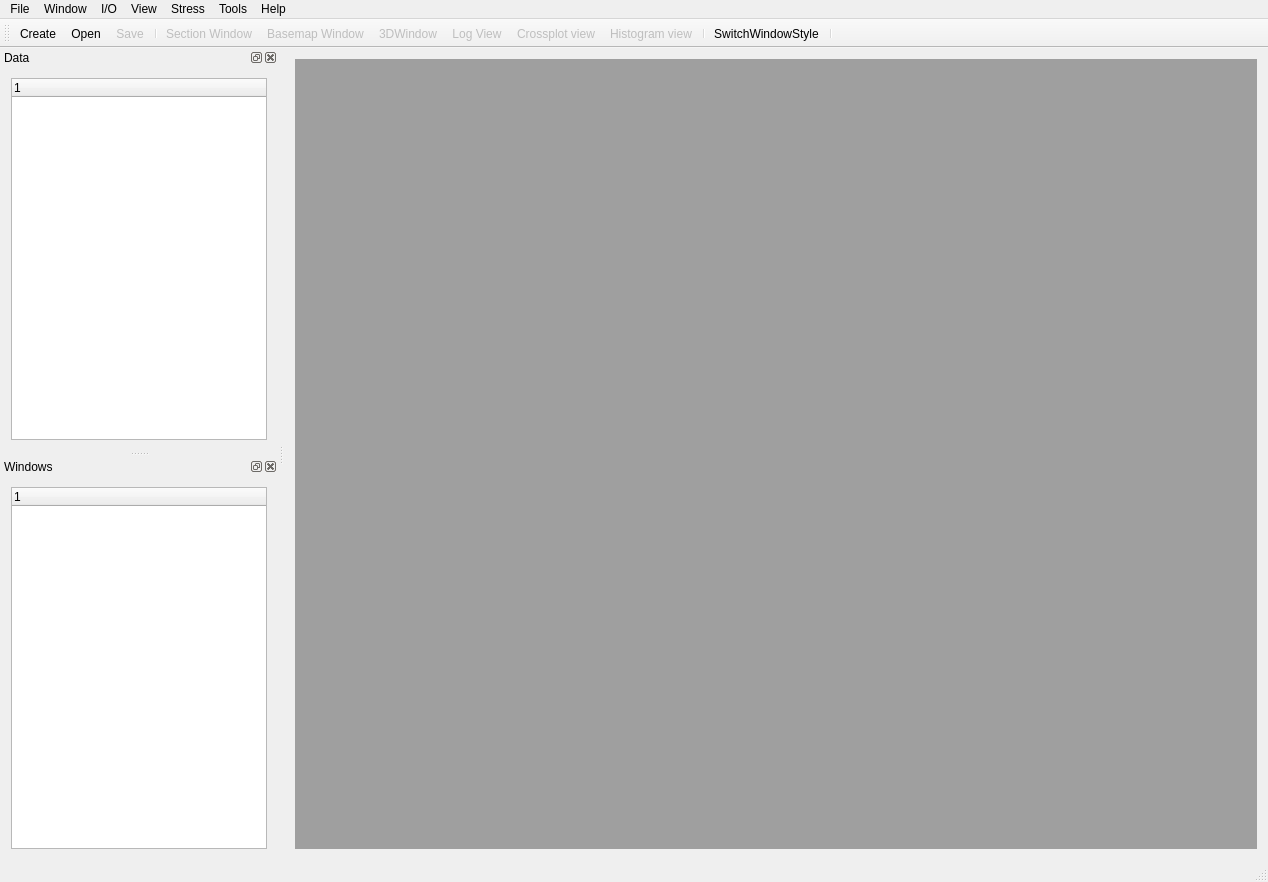
The window that XStudio/mainwindow.ui (xiong2/WellStudio) describes before a commit, drawn with Qt 5.
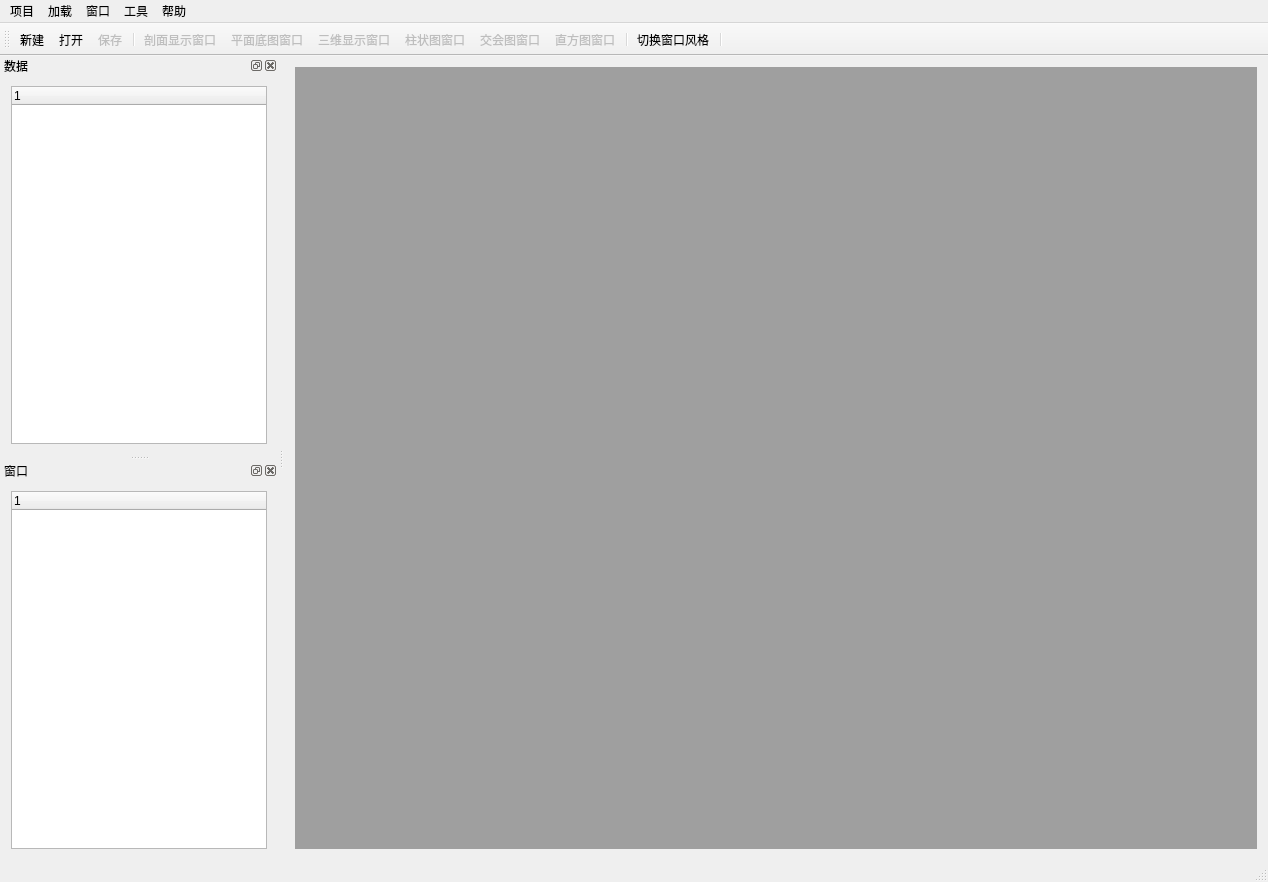
The same window after the commit. Icons and pictures are not drawn. Custom widgets are drawn as their Qt base class.

Diff of the .ui file:
```diff
--- a/XStudio/mainwindow.ui
+++ b/XStudio/mainwindow.ui
@@ -26,7 +26,7 @@
      <x>0</x>
      <y>0</y>
      <width>1268</width>
-     <height>21</height>
+     <height>23</height>
     </rect>
    </property>
    <property name="sizePolicy">
@@ -37,7 +37,7 @@
    </property>
    <widget class="QMenu" name="menuFile">
     <property name="title">
-     <string>File</string>
+     <string>项目</string>
     </property>
     <addaction name="actionNew_Project"/>
     <addaction name="actionOpen_Project"/>
@@ -48,7 +48,7 @@
    </widget>
    <widget class="QMenu" name="menuWindow">
     <property name="title">
-     <string>View</string>
+     <string>窗口</string>
     </property>
     <addaction name="actionLog_View"/>
     <addaction name="actionCrossplot_view"/>
@@ -59,7 +59,7 @@
    </widget>
    <widget class="QMenu" name="menuImport">
     <property name="title">
-     <string>I/O</string>
+     <string>加载</string>
     </property>
     <widget class="QMenu" name="menu">
      <property name="title">
@@ -102,7 +102,7 @@
    </widget>
    <widget class="QMenu" name="menuTools">
     <property name="title">
-     <string>Tools</string>
+     <string>工具</string>
     </property>
     <addaction name="actionTheoreticalWavelet"/>
     <addaction name="actionTemplates"/>
@@ -110,35 +110,14 @@
    </widget>
    <widget class="QMenu" name="menuHelp">
     <property name="title">
-     <string>Help</string>
+     <string>帮助</string>
     </property>
     <addaction name="actionHelp"/>
     <addaction name="actionFAQ"/>
    </widget>
-   <widget class="QMenu" name="menuView">
-    <property name="title">
-     <string>Window</string>
-    </property>
-   </widget>
-   <widget class="QMenu" name="menuStress">
-    <property name="title">
-     <string>Stress</string>
-    </property>
-    <addaction name="actionHorizon_Management"/>
-    <addaction name="actionStress_Calculation"/>
-    <addaction name="actionRegional_Stress_Analysis"/>
-    <addaction name="separator"/>
-    <addaction name="actionGSBasemap_Window"/>
-    <addaction name="actionGSSection_Window"/>
-    <addaction name="actionPDG_Window"/>
-    <addaction name="separator"/>
-    <addaction name="actionAdd_to_tool_bar"/>
-   </widget>
    <addaction name="menuFile"/>
-   <addaction name="menuView"/>
    <addaction name="menuImport"/>
    <addaction name="menuWindow"/>
-   <addaction name="menuStress"/>
    <addaction name="menuTools"/>
    <addaction name="menuHelp"/>
   </widget>
@@ -178,7 +157,7 @@
   <widget class="QStatusBar" name="statusBar"/>
   <widget class="QDockWidget" name="dockDataTree">
    <property name="windowTitle">
-    <string>Data</string>
+    <string>数据</string>
    </property>
    <attribute name="dockWidgetArea">
     <number>1</number>
@@ -199,7 +178,7 @@
   </widget>
   <widget class="QDockWidget" name="dockWindowTree">
    <property name="windowTitle">
-    <string>Windows</string>
+    <string>窗口</string>
    </property>
    <attribute name="dockWidgetArea">
     <number>1</number>
@@ -224,7 +203,7 @@
      <normaloff>:/Icon/Folder(open)32.png</normaloff>:/Icon/Folder(open)32.png</iconset>
    </property>
    <property name="text">
-    <string>Open...</string>
+    <string>打开...</string>
    </property>
    <property name="toolTip">
     <string>打开已有项目</string>
@@ -254,7 +233,7 @@
      <normaloff>:/Icon/Save32.png</normaloff>:/Icon/Save32.png</iconset>
    </property>
    <property name="text">
-    <string>Save</string>
+    <string>保存</string>
    </property>
    <property name="toolTip">
     <string>保存当前项目</string>
@@ -269,7 +248,7 @@
      <normaloff>:/Icon/New32.png</normaloff>:/Icon/New32.png</iconset>
    </property>
    <property name="text">
-    <string>Create...</string>
+    <string>新建...</string>
    </property>
    <property name="shortcut">
     <string>Ctrl+N</string>
@@ -284,7 +263,7 @@
      <normaloff>:/Icon/Histogram32.png</normaloff>:/Icon/Histogram32.png</iconset>
    </property>
    <property name="text">
-    <string>Histogram view...</string>
+    <string>直方图窗口...</string>
    </property>
    <property name="toolTip">
     <string>创建直方图窗口</string>
@@ -311,7 +290,7 @@
      <normaloff>:/Icon/Logview32.png</normaloff>:/Icon/Logview32.png</iconset>
    </property>
    <property name="text">
-    <string>Log View...</string>
+    <string>柱状图窗口...</string>
    </property>
    <property name="toolTip">
     <string>创建曲线回放窗口</string>
@@ -326,7 +305,7 @@
      <normaloff>:/Icon/Crossplot32.png</normaloff>:/Icon/Crossplot32.png</iconset>
    </property>
    <property name="text">
-    <string>Crossplot view...</string>
+    <string>交会图窗口...</string>
    </property>
    <property name="toolTip">
     <string>创建交会图窗口</string>
@@ -413,7 +392,7 @@
      <normaloff>:/Icon/3DWindow32.png</normaloff>:/Icon/3DWindow32.png</iconset>
    </property>
    <property name="text">
-    <string>3DWindow...</string>
+    <string>三维显示窗口...</string>
    </property>
    <property name="toolTip">
     <string>创建3DWindow</string>
@@ -452,7 +431,7 @@
      <normaloff>:/Icon/SectionWindow32.png</normaloff>:/Icon/SectionWindow32.png</iconset>
    </property>
    <property name="text">
-    <string>Section Window...</string>
+    <string>剖面显示窗口...</string>
    </property>
    <property name="toolTip">
     <string>Create 2D Section Window</string>
@@ -467,7 +446,7 @@
      <normaloff>:/Icon/BasemapWindow32.png</normaloff>:/Icon/BasemapWindow32.png</iconset>
    </property>
    <property name="text">
-    <string>Basemap Window...</string>
+    <string>平面底图窗口...</string>
    </property>
    <property name="toolTip">
     <string>New Base Map Window</string>
@@ -518,7 +497,7 @@
      <normaloff>:/Icon/TopLevel32.png</normaloff>:/Icon/TopLevel32.png</iconset>
    </property>
    <property name="text">
-    <string>SwitchWindowStyle</string>
+    <string>切换窗口风格</string>
    </property>
    <property name="toolTip">
     <string>Switch Window Style</string>
```
Left out of the diff: 59 changed lines with no effect on the pictures.
